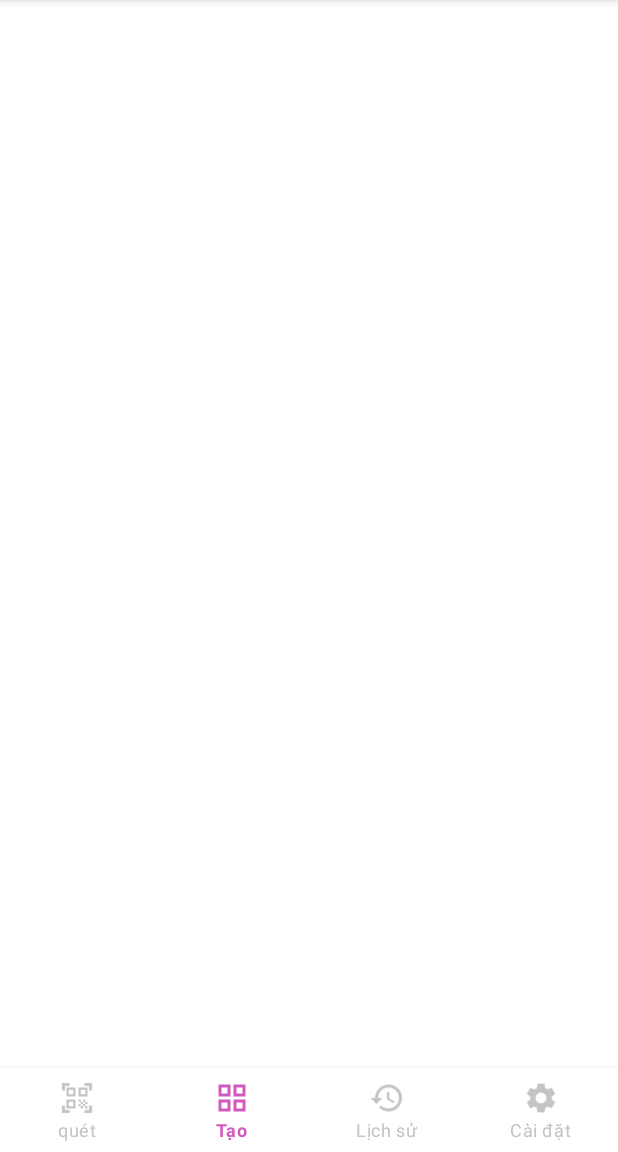
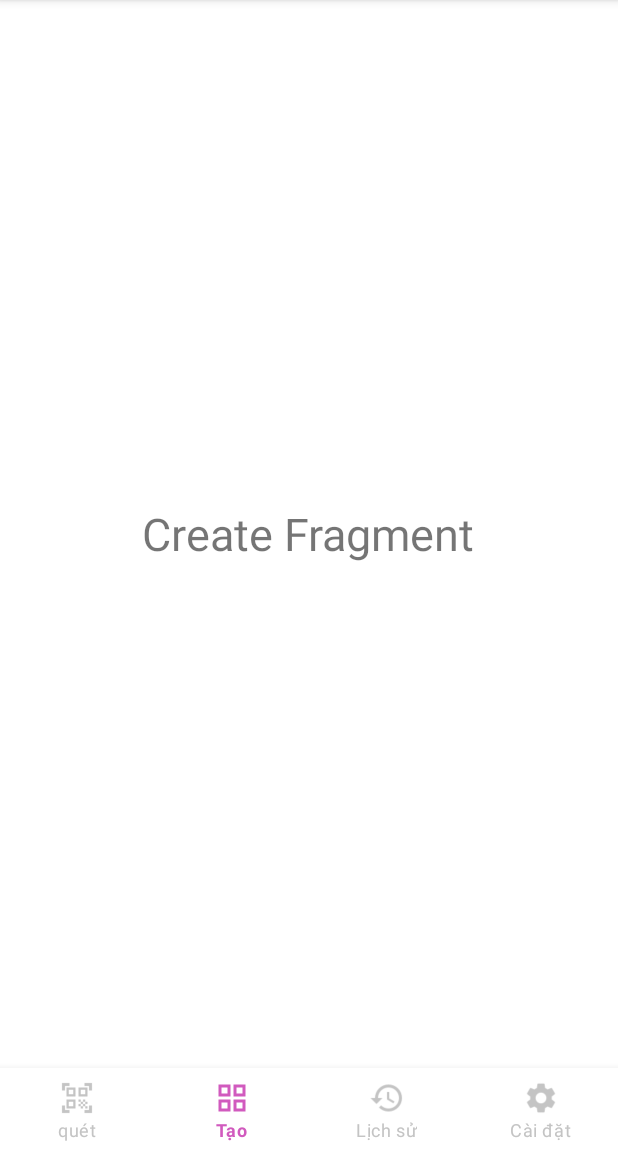
Before and after one commit to nguyenvanvi2002/QRCode_AppDev, an Android app: the screen it shows after launch (MainActivity), item 2 of the bottom bar chosen, on a phone screen of 412 x 824 dp, the part 84-1236 px from its top. Run offline under Robolectric (Android 15) with nearby library versions, the light colour scheme and no system bars.

Commit message:
Create Fragment Done!

```diff
--- /dev/null
+++ b/app/src/main/java/com/example/qrcode_appdev/CreateFragment.java
@@ -0,0 +1,19 @@
+package com.example.qrcode_appdev;
+
+import android.os.Bundle;
+import android.view.LayoutInflater;
+import android.view.View;
+import android.view.ViewGroup;
+
+import androidx.annotation.NonNull;
+import androidx.annotation.Nullable;
+import androidx.fragment.app.Fragment;
+
+public class CreateFragment extends Fragment {
+    @Nullable
+    @Override
+    public View onCreateView(@NonNull LayoutInflater inflater, @Nullable ViewGroup container, @Nullable Bundle savedInstanceState) {
+        View view = inflater.inflate(R.layout.fragment_create, container, false);
+        return view;
+    }
+}
--- /dev/null
+++ b/app/src/main/java/com/example/qrcode_appdev/HistoryFragment.java
@@ -0,0 +1,19 @@
+package com.example.qrcode_appdev;
+
+import android.os.Bundle;
+import android.view.LayoutInflater;
+import android.view.View;
+import android.view.ViewGroup;
+
+import androidx.annotation.NonNull;
+import androidx.annotation.Nullable;
+import androidx.fragment.app.Fragment;
+
+public class HistoryFragment extends Fragment {
+    @Nullable
+    @Override
+    public View onCreateView(@NonNull LayoutInflater inflater, @Nullable ViewGroup container, @Nullable Bundle savedInstanceState) {
+        View view = inflater.inflate(R.layout.fragment_history, container, false);
+        return view;
+    }
+}
--- a/app/src/main/java/com/example/qrcode_appdev/MainActivity.java
+++ b/app/src/main/java/com/example/qrcode_appdev/MainActivity.java
@@ -1,14 +1,54 @@
 package com.example.qrcode_appdev;
 
+import androidx.annotation.NonNull;
+import androidx.annotation.Nullable;
 import androidx.appcompat.app.AppCompatActivity;
 
 import android.os.Bundle;
+import android.os.PersistableBundle;
+import android.view.MenuItem;
+
+import com.google.android.material.bottomnavigation.BottomNavigationView;
+import com.google.android.material.navigation.NavigationBarView;
+
+import java.util.Set;
 
 public class MainActivity extends AppCompatActivity {
+
+    BottomNavigationView bottomNavigationView ;
+    QrScanFragment scanFragment = new QrScanFragment();
+    CreateFragment createFragment = new CreateFragment();
+    HistoryFragment historyFragment = new HistoryFragment();
+    SettingFragment settingFragment = new SettingFragment();
 
     @Override
     protected void onCreate(Bundle savedInstanceState) {
         super.onCreate(savedInstanceState);
         setContentView(R.layout.activity_main);
+
+        bottomNavigationView = findViewById(R.id.bottom_navigation);
+        getSupportFragmentManager().beginTransaction().replace(R.id.view_pager, scanFragment).commit(); //set the begin fragment to scan
+        bottomNavigationView.setSelectedItemId(R.id.qrscan); //set the begin tab to scan
+
+        bottomNavigationView.setOnItemSelectedListener(new NavigationBarView.OnItemSelectedListener() {
+            @Override
+            public boolean onNavigationItemSelected(@NonNull MenuItem item) {
+                switch (item.getItemId()){
+                    case R.id.qrscan:
+                        getSupportFragmentManager().beginTransaction().replace(R.id.view_pager, scanFragment).commit();
+                        return true;
+                    case R.id.create:
+                        getSupportFragmentManager().beginTransaction().replace(R.id.view_pager, createFragment).commit();
+                        return true;
+                    case R.id.history:
+                        getSupportFragmentManager().beginTransaction().replace(R.id.view_pager, historyFragment).commit();
+                        return true;
+                    case R.id.setting:
+                        getSupportFragmentManager().beginTransaction().replace(R.id.view_pager, settingFragment).commit();
+                        return true;
+                }
+                return false;
+            }
+        });
     }
 }
--- /dev/null
+++ b/app/src/main/java/com/example/qrcode_appdev/QrScanFragment.java
@@ -0,0 +1,19 @@
+package com.example.qrcode_appdev;
+
+import android.os.Bundle;
+import android.view.LayoutInflater;
+import android.view.View;
+import android.view.ViewGroup;
+
+import androidx.annotation.NonNull;
+import androidx.annotation.Nullable;
+import androidx.fragment.app.Fragment;
+
+public class QrScanFragment extends Fragment {
+    @Nullable
+    @Override
+    public View onCreateView(@NonNull LayoutInflater inflater, @Nullable ViewGroup container, @Nullable Bundle savedInstanceState) {
+        View view = inflater.inflate(R.layout.fragment_scan, container, false);
+        return view;
+    }
+}
--- /dev/null
+++ b/app/src/main/java/com/example/qrcode_appdev/SettingFragment.java
@@ -0,0 +1,19 @@
+package com.example.qrcode_appdev;
+
+import android.os.Bundle;
+import android.view.LayoutInflater;
+import android.view.View;
+import android.view.ViewGroup;
+
+import androidx.annotation.NonNull;
+import androidx.annotation.Nullable;
+import androidx.fragment.app.Fragment;
+
+public class SettingFragment extends Fragment {
+    @Nullable
+    @Override
+    public View onCreateView(@NonNull LayoutInflater inflater, @Nullable ViewGroup container, @Nullable Bundle savedInstanceState) {
+        View view = inflater.inflate(R.layout.fragment_setting, container, false);
+        return view;
+    }
+}
--- a/app/src/main/res/layout/activity_main.xml
+++ b/app/src/main/res/layout/activity_main.xml
@@ -5,8 +5,14 @@
     android:layout_width="match_parent"
     android:layout_height="match_parent">
 
+    <FrameLayout
+        android:layout_width="match_parent"
+        android:layout_height="match_parent"
+        android:id="@+id/view_pager"
+        android:layout_above="@id/bottom_navigation"/>
+
     <com.google.android.material.bottomnavigation.BottomNavigationView
-        android:id="@+id/bottom"
+        android:id="@+id/bottom_navigation"
         android:layout_width="match_parent"
         android:layout_height="wrap_content"
         android:layout_alignParentBottom="true"
--- /dev/null
+++ b/app/src/main/res/layout/fragment_create.xml
@@ -0,0 +1,13 @@
+<?xml version="1.0" encoding="utf-8"?>
+<RelativeLayout xmlns:android="http://schemas.android.com/apk/res/android"
+    android:layout_width="match_parent"
+    android:layout_height="match_parent">
+
+    <TextView
+        android:layout_width="wrap_content"
+        android:layout_height="wrap_content"
+        android:text="Create Fragment"
+        android:textSize="30dp"
+        android:layout_centerInParent="true"/>
+
+</RelativeLayout>
```
Also changed, not shown: app/src/main/res/layout/fragment_history.xml (added, +13 -0 lines), app/src/main/res/layout/fragment_scan.xml (added, +13 -0 lines), app/src/main/res/layout/fragment_setting.xml (added, +13 -0 lines).
